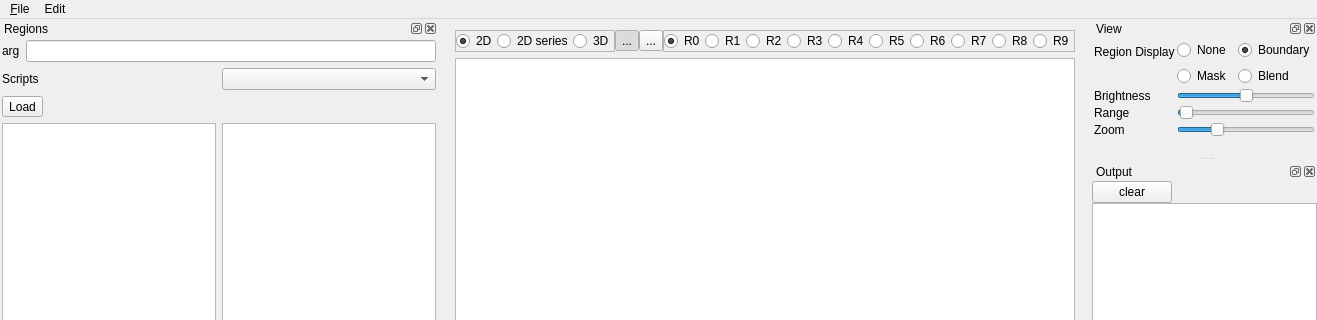
Old version of the form mainwindow.ui in the repository frankyeh/imageA; both pictures show x 0 to 1317 and y 0 to 320 of the 1317 by 761 pixel window.
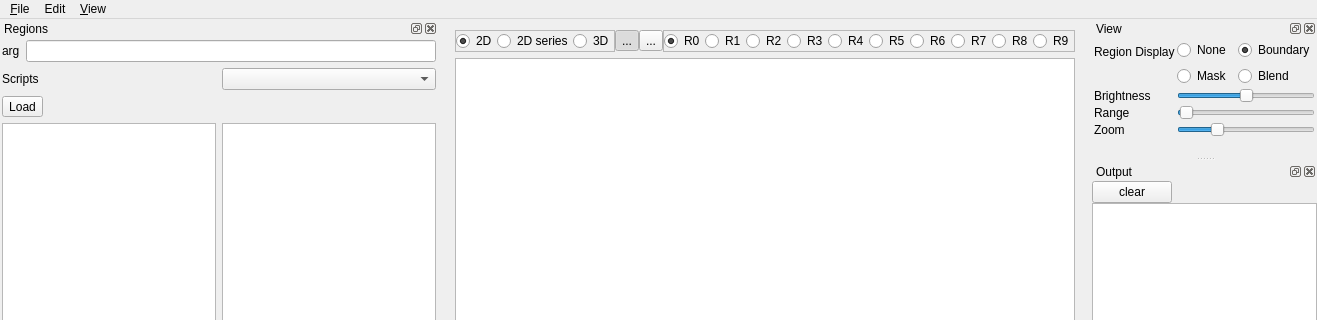
New version of the form. Icons and pictures are not drawn.

What changed in the file:
```diff
--- a/mainwindow.ui
+++ b/mainwindow.ui
@@ -268,8 +268,16 @@
     <addaction name="actionUndo"/>
     <addaction name="separator"/>
    </widget>
+   <widget class="QMenu" name="menuView">
+    <property name="title">
+     <string>&amp;View</string>
+    </property>
+    <addaction name="actionScreenshot"/>
+    <addaction name="actionScreenshot_on_ROI"/>
+   </widget>
    <addaction name="menu_File"/>
    <addaction name="menuEdit"/>
+   <addaction name="menuView"/>
   </widget>
   <widget class="QDockWidget" name="dockWidget">
    <property name="minimumSize">
```
Left out of the diff: 10 changed lines with no effect on the pictures.
